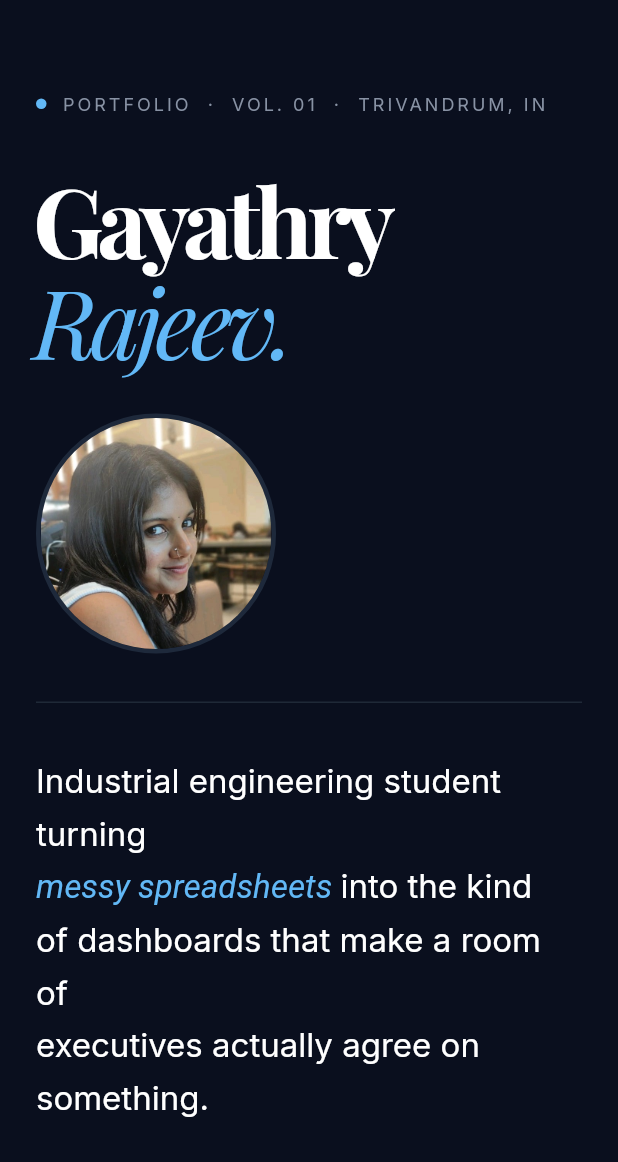
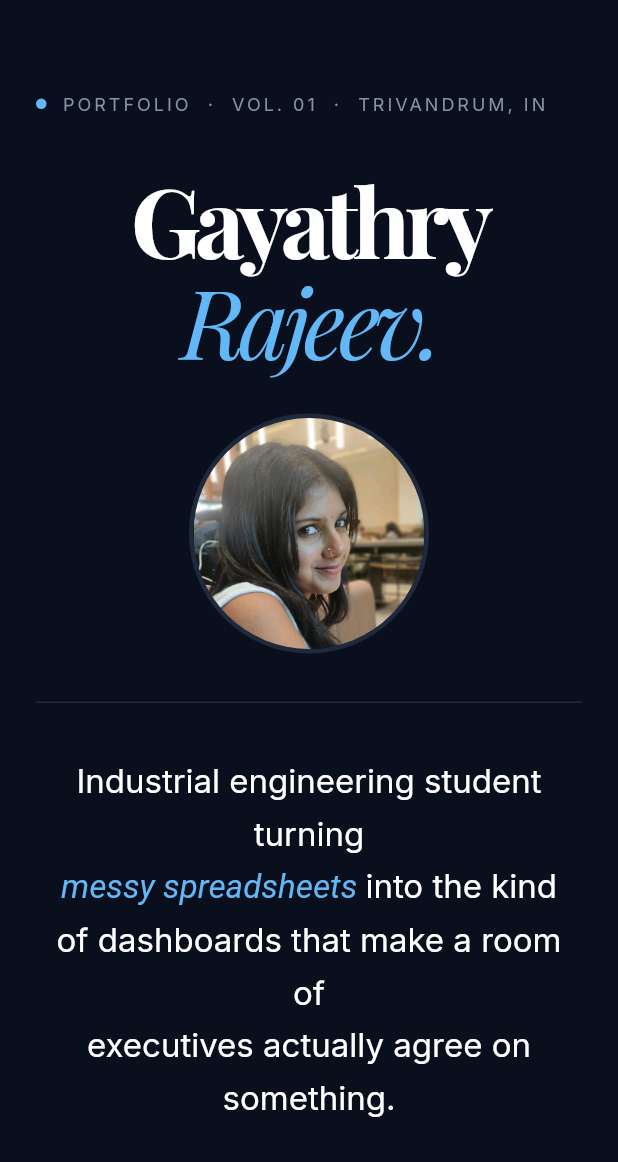
Before and after one commit to gayurajeev/Flutter-portfolio-web, a Flutter app: the screen it shows after launch, on a phone screen of 412 x 824 dp, the part 74-1236 px from its top. Run offline on Flutter 3.47's test engine with Material 3 defaults, Android fonts, the phone set to English and light mode, and no system bars; drawn by our look-alikes of flutter_animate; our stand-ins replace google_fonts, visibility_detector; missing offline and left inert: web_smooth_scroll.

Commit message:
Center align hero section on mobile view

```diff
--- a/lib/sections/hero_section.dart
+++ b/lib/sections/hero_section.dart
@@ -73,7 +73,9 @@ class HeroSection extends StatelessWidget {
           SizedBox(height: isMobile ? 40 : 60),
 
           // Big name
-          _buildHeroName(isMobile)
+          isMobile
+              ? Center(child: _buildHeroName(isMobile))
+              : _buildHeroName(isMobile)
               .animate()
               .fadeIn(duration: 800.ms, delay: 400.ms)
               .slideY(begin: 0.05, end: 0),
@@ -91,11 +93,11 @@ class HeroSection extends StatelessWidget {
           // Description row
           isMobile
               ? Column(
-                  crossAxisAlignment: CrossAxisAlignment.start,
+                  crossAxisAlignment: CrossAxisAlignment.center,
                   children: [
-                    _buildHeroTagline(),
+                    _buildHeroTagline(isMobile),
                     const SizedBox(height: 32),
-                    _buildHeroRight(),
+                    _buildHeroRight(isMobile),
                   ],
                 )
               : Row(
@@ -103,12 +105,12 @@ class HeroSection extends StatelessWidget {
                   children: [
                     Expanded(
                       flex: 5,
-                      child: _buildHeroTagline(),
+                      child: _buildHeroTagline(isMobile),
                     ),
                     const SizedBox(width: 80),
                     Expanded(
                       flex: 4,
-                      child: _buildHeroRight(),
+                      child: _buildHeroRight(isMobile),
                     ),
                   ],
                 ),
@@ -120,11 +122,13 @@ class HeroSection extends StatelessWidget {
   Widget _buildHeroName(bool isMobile) {
     final fontSize = isMobile ? 64.0 : 120.0;
     return Wrap(
+      alignment: isMobile ? WrapAlignment.center : WrapAlignment.start,
       crossAxisAlignment: WrapCrossAlignment.center,
       spacing: isMobile ? 40 : 80,
       runSpacing: 24,
       children: [
         RichText(
+          textAlign: isMobile ? TextAlign.center : TextAlign.left,
           text: TextSpan(
             children: [
               TextSpan(
@@ -167,8 +171,9 @@ class HeroSection extends StatelessWidget {
     );
   }
 
-  Widget _buildHeroTagline() {
+  Widget _buildHeroTagline(bool isMobile) {
     return RichText(
+      textAlign: isMobile ? TextAlign.center : TextAlign.left,
       text: TextSpan(
         style: AppTextStyles.bodyLarge.copyWith(
           fontSize: 22,
@@ -192,16 +197,18 @@ class HeroSection extends StatelessWidget {
         .slideY(begin: 0.05, end: 0);
   }
 
-  Widget _buildHeroRight() {
+  Widget _buildHeroRight(bool isMobile) {
     return Column(
-      crossAxisAlignment: CrossAxisAlignment.start,
+      crossAxisAlignment: isMobile ? CrossAxisAlignment.center : CrossAxisAlignment.start,
       children: [
         Text(
           'I work where statistics meets data — SQL, Python and Tableau for the analysis, and optimization for the harder questions about why a process behaves the way it does.',
           style: AppTextStyles.heroDescription,
+          textAlign: isMobile ? TextAlign.center : TextAlign.left,
         ),
         const SizedBox(height: 32),
         Wrap(
+          alignment: isMobile ? WrapAlignment.center : WrapAlignment.start,
           spacing: 16,
           runSpacing: 16,
           children: [
```
